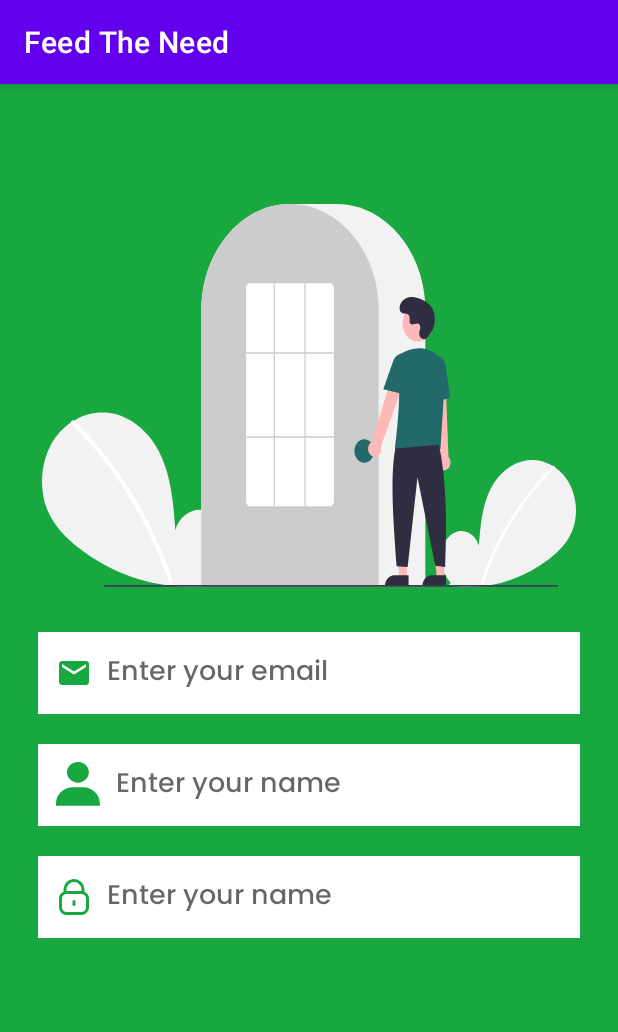
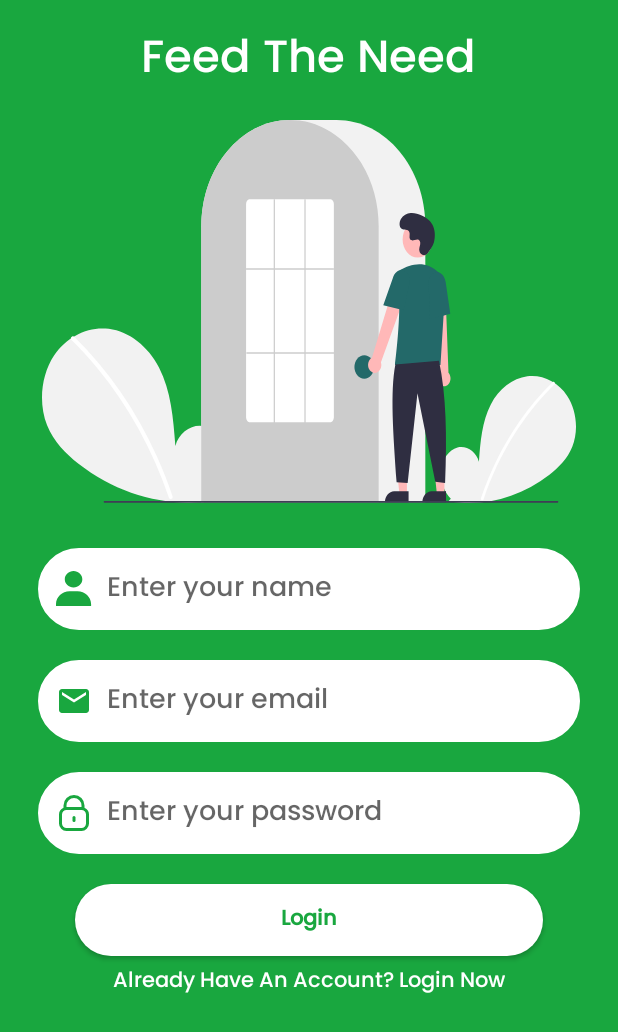
Before and after one commit to chetan7020/FoodBankApp, an Android app: the UserLoginActivity screen opened directly, with no data from a screen before it, on a phone screen of 412 x 824 dp. Shown: the top 1032 px of the screen. Run offline under Robolectric (Android 15) with nearby library versions, the phone set to English and light mode, and no system bars.

Commit message:
some changes

```diff
--- a/app/src/main/res/drawable/profile_svg.xml
+++ b/app/src/main/res/drawable/profile_svg.xml
@@ -1,6 +1,6 @@
 <vector xmlns:android="http://schemas.android.com/apk/res/android"
-    android:width="30dp"
-    android:height="30dp"
+    android:width="24dp"
+    android:height="24dp"
     android:viewportWidth="30"
     android:viewportHeight="30">
   <path
--- /dev/null
+++ b/app/src/main/res/drawable/round_bg.xml
@@ -0,0 +1,5 @@
+<?xml version="1.0" encoding="utf-8"?>
+<shape xmlns:android="http://schemas.android.com/apk/res/android">
+    <solid android:color="#FFFFFF"/>
+    <corners android:radius="100dp"/>
+</shape>
--- a/app/src/main/res/drawable/round_et.xml
+++ b/app/src/main/res/drawable/round_et.xml
@@ -1,6 +1,7 @@
 <?xml version="1.0" encoding="utf-8"?>
 <shape android:shape="rectangle" xmlns:android="http://schemas.android.com/apk/res/android">
-    <stroke android:color="@color/theme"
+    <stroke android:color="#FFFFFF"
         android:width="1dp"/>
     <corners android:radius="100dp"/>
+    <solid android:color="@color/white"/>
 </shape>
--- a/app/src/main/res/layout/activity_user_login.xml
+++ b/app/src/main/res/layout/activity_user_login.xml
@@ -7,29 +7,17 @@
     android:background="@color/theme"
     tools:context=".UserLoginActivity">
 
-<!--    <View-->
-<!--        android:id="@+id/topView"-->
-<!--        android:layout_width="match_parent"-->
-<!--        android:layout_height="170dp"-->
-<!--        android:background="@color/theme" />-->
 
-<!--    <View-->
-<!--        android:layout_width="match_parent"-->
-<!--        android:layout_height="80dp"-->
-<!--        android:layout_below="@id/topView"-->
-<!--        android:background="@drawable/theme_wave"/>-->
-
-
-<!--    <TextView-->
-<!--        android:layout_width="wrap_content"-->
-<!--        android:layout_height="wrap_content"-->
-<!--        android:fontFamily="@font/poppins_medium"-->
-<!--        android:text="Feed The Need"-->
-<!--        android:layout_centerHorizontal="true"-->
-<!--        android:layout_marginTop="15dp"-->
-<!--        android:textSize="30sp"-->
-<!--        android:textColor="@color/white"-->
-<!--        />-->
+    <TextView
+        android:layout_width="wrap_content"
+        android:layout_height="wrap_content"
+        android:fontFamily="@font/poppins_medium"
+        android:text="Feed The Need"
+        android:layout_centerHorizontal="true"
+        android:layout_marginTop="15dp"
+        android:textSize="30sp"
+        android:textColor="@color/white"
+        />
 
     <View
         android:id="@+id/img1"
@@ -48,11 +36,11 @@
         android:layout_below="@id/img1"
         android:layout_marginTop="30dp"
         android:layout_marginBottom="10dp"
-        android:background="@color/white"
-        android:drawableLeft="@drawable/email"
+        android:background="@drawable/round_et"
+        android:drawableLeft="@drawable/profile_svg"
         android:drawablePadding="10dp"
         android:fontFamily="@font/poppins_medium"
-        android:hint="Enter your email"
+        android:hint="Enter your name"
         android:inputType="textEmailAddress"
         android:padding="12dp"
         android:paddingHorizontal="10dp" />
@@ -65,11 +53,11 @@
         android:layout_below="@id/etSignUpName"
         android:layout_marginTop="10dp"
         android:layout_marginBottom="10dp"
-        android:background="@color/white"
-        android:drawableLeft="@drawable/profile_svg"
+        android:background="@drawable/round_et"
+        android:drawableLeft="@drawable/email"
         android:drawablePadding="10dp"
         android:fontFamily="@font/poppins_medium"
-        android:hint="Enter your name"
+        android:hint="Enter your email"
         android:inputType="textEmailAddress"
         android:padding="12dp"
         android:paddingHorizontal="10dp" />
@@ -81,15 +69,41 @@
         android:layout_below="@id/etSignUpEmail"
         android:layout_marginTop="10dp"
         android:layout_marginBottom="10dp"
-        android:background="@color/white"
+        android:background="@drawable/round_et"
         android:drawableLeft="@drawable/password_svg"
         android:drawablePadding="10dp"
         android:fontFamily="@font/poppins_medium"
-        android:hint="Enter your name"
+        android:hint="Enter your password"
         android:inputType="textEmailAddress"
         android:padding="12dp"
         android:paddingHorizontal="10dp" />
 
+    <Button
+        android:id="@+id/submitBtn"
+        android:layout_width="match_parent"
+        android:layout_height="wrap_content"
+        android:layout_gravity="center"
+        android:layout_marginHorizontal="50dp"
+        android:layout_marginTop="10dp"
+        android:layout_below="@id/etSignUpPassword"
+        android:background="@drawable/round_bg"
+        android:fontFamily="@font/poppins_medium"
+        android:text="Login"
+        android:textAllCaps="false"
+        android:textColor="@color/theme"
+        android:textStyle="bold" />
+
+    <TextView
+        android:layout_width="wrap_content"
+        android:layout_height="wrap_content"
+        android:layout_below="@id/submitBtn"
+        android:layout_centerHorizontal="true"
+        android:layout_marginTop="5dp"
+        android:fontFamily="@font/poppins_medium"
+        android:text="Already Have An Account? Login Now"
+        android:textColor="@color/white" />
+
+
 
 
 </RelativeLayout>
--- a/app/src/main/res/values-night/themes.xml
+++ b/app/src/main/res/values-night/themes.xml
@@ -1,6 +1,6 @@
 <resources xmlns:tools="http://schemas.android.com/tools">
     <!-- Base application theme. -->
-    <style name="Theme.FoodBankSurplus" parent="Theme.MaterialComponents.DayNight.DarkActionBar">
+    <style name="Theme.FoodBankSurplus" parent="Theme.AppCompat.DayNight.NoActionBar">
         <!-- Primary brand color. -->
         <item name="colorPrimary">@color/purple_200</item>
         <item name="colorPrimaryVariant">@color/purple_700</item>
--- a/app/src/main/res/values/themes.xml
+++ b/app/src/main/res/values/themes.xml
@@ -1,6 +1,6 @@
 <resources xmlns:tools="http://schemas.android.com/tools">
     <!-- Base application theme. -->
-    <style name="Theme.FoodBankSurplus" parent="Theme.MaterialComponents.DayNight.DarkActionBar">
+    <style name="Theme.FoodBankSurplus" parent="Theme.AppCompat.DayNight.NoActionBar">
         <!-- Primary brand color. -->
         <item name="colorPrimary">@color/purple_500</item>
         <item name="colorPrimaryVariant">@color/purple_700</item>
```
